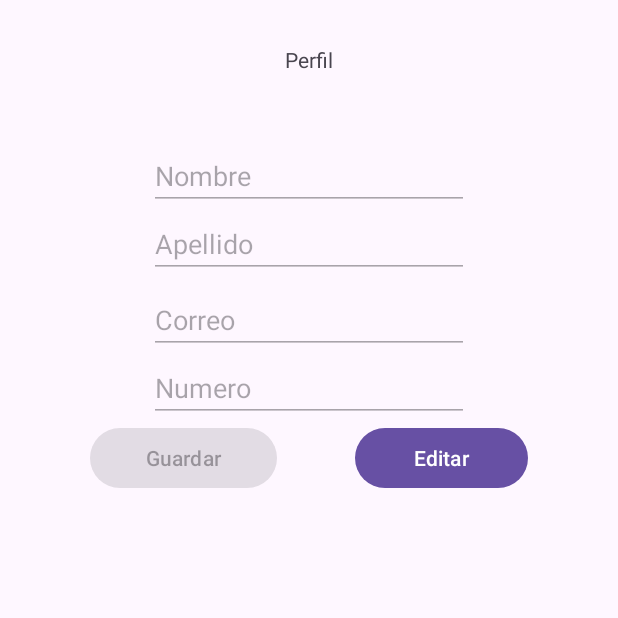
After one commit to DaniAnzola/loguin, an Android app: the ActivityPerfil screen opened directly, with no data from a screen before it, on a phone screen of 412 x 824 dp, the top half of it. The commit adds this screen. Run offline under Robolectric (Android 15) with nearby library versions, the phone set to English and light mode, and no system bars; our stand-ins replace Firebase (no records; nobody signed in at launch, a user with empty details on screens opened directly); 4 statements that could not run were skipped.

Commit message:
Prueba FireBase con editar

```diff
--- a/app/src/main/AndroidManifest.xml
+++ b/app/src/main/AndroidManifest.xml
@@ -12,6 +12,9 @@
         android:supportsRtl="true"
         android:theme="@style/Theme.Loguin"
         tools:targetApi="31">
+        <activity
+            android:name=".ActivityPerfil"
+            android:exported="false" />
         <activity
             android:name=".Recuperar"
             android:exported="false" />
--- /dev/null
+++ b/app/src/main/java/com/example/loguin/ActivityPerfil.java
@@ -0,0 +1,122 @@
+package com.example.loguin;
+
+import androidx.annotation.NonNull;
+import androidx.appcompat.app.AppCompatActivity;
+
+import android.os.Bundle;
+import android.view.View;
+import android.widget.Button;
+import android.widget.EditText;
+import android.widget.ImageView;
+import android.widget.Toast;
+
+import com.google.android.gms.tasks.OnCompleteListener;
+import com.google.android.gms.tasks.Task;
+import com.google.firebase.auth.FirebaseAuth;
+import com.google.firebase.auth.FirebaseUser;
+import com.google.firebase.database.DataSnapshot;
+import com.google.firebase.database.DatabaseError;
+import com.google.firebase.database.DatabaseReference;
+import com.google.firebase.database.FirebaseDatabase;
+import com.google.firebase.database.ValueEventListener;
+
+public class ActivityPerfil extends AppCompatActivity {
+    private DatabaseReference mRef;
+    private FirebaseAuth mAuth;
+    private FirebaseUser fbUser;
+    private EditText etNombreP,etApellidoP,etCorreoP,etNumeroP;
+    private ImageView ivFoto;
+    private String nombreN,apellidoN,telefonoN;
+    private Button btnGuardar,btnInv,btnEditar;
+
+    @Override
+    protected void onCreate(Bundle savedInstanceState) {
+        super.onCreate(savedInstanceState);
+        setContentView(R.layout.activity_perfil);
+        etNombreP=(EditText) findViewById(R.id.etNombreP);
+        etApellidoP=(EditText) findViewById(R.id.etApellidoP);
+        etCorreoP=(EditText) findViewById(R.id.etCorreoP);
+        etNumeroP=(EditText) findViewById(R.id.etNumeroP);
+        btnEditar=(Button) findViewById(R.id.btnEditar);
+        btnGuardar=(Button) findViewById(R.id.btnGuardar);
+        ivFoto=(ImageView) findViewById(R.id.ivFoto);
+
+        mAuth = FirebaseAuth.getInstance();
+        fbUser= mAuth.getCurrentUser();
+        mRef = FirebaseDatabase.getInstance().getReference().child("Usuarios");
+
+
+
+        deshabilitar();
+        cargarDatos();
+
+        btnEditar.setOnClickListener(new View.OnClickListener() {
+            @Override
+            public void onClick(View v) {
+                habilitar();
+
+            }
+        });
+
+        btnGuardar.setOnClickListener(new View.OnClickListener() {
+            @Override
+            public void onClick(View v) {
+
+                deshabilitar();
+                nombreN=etNombreP.getText().toString().trim();
+                apellidoN=etApellidoP.getText().toString().trim();
+                telefonoN=etNumeroP.getText().toString().trim();
+                Usuario newU=new Usuario(nombreN,apellidoN,fbUser.getEmail(),telefonoN);
+                mRef.child(fbUser.getUid()).setValue(newU).addOnCompleteListener(new OnCompleteListener<Void>() {
+                    @Override
+                    public void onComplete(@NonNull Task<Void> task) {
+                        if (task.isSuccessful()){
+                            Toast.makeText(ActivityPerfil.this, "Editado Correctamente", Toast.LENGTH_SHORT).show();
+
+                        }else{
+                            Toast.makeText(ActivityPerfil.this, "Todo ha ido mal", Toast.LENGTH_SHORT).show();
+                        }
+                    }
+                });
+
+
+
+            }
+        });
+        }
+    private void deshabilitar(){
+        etNombreP.setEnabled(false);
+        etApellidoP.setEnabled(false);
+        etCorreoP.setEnabled(false);
+        etNumeroP.setEnabled(false);
+        btnGuardar.setEnabled(false);
+        btnEditar.setEnabled(true);
+    }
+    private void habilitar(){
+        etNombreP.setEnabled(true);
+        etApellidoP.setEnabled(true);
+        etNumeroP.setEnabled(true);
+        btnGuardar.setEnabled(true);
+        btnEditar.setEnabled(false);
+    }
+
+    private void cargarDatos(){
+        String uid=fbUser.getUid();
+        mRef.child(uid).addValueEventListener(new ValueEventListener() {
+            @Override
+            public void onDataChange(@NonNull DataSnapshot snapshot) {
+                Usuario u=snapshot.getValue(Usuario.class);
+                etNombreP.setText(u.getNombre());
+                etApellidoP.setText(u.getApellido());
+                etCorreoP.setText(u.getCorreo());
+                etNumeroP.setText(u.getNumero());
+
+            }
+
+            @Override
+            public void onCancelled(@NonNull DatabaseError error) {
+
+            }
+        });
+    }
+}
--- a/app/src/main/java/com/example/loguin/MainActivity.java
+++ b/app/src/main/java/com/example/loguin/MainActivity.java
@@ -47,7 +47,7 @@ public class MainActivity extends AppCompatActivity {
                     @Override
                     public void onComplete(@NonNull Task<AuthResult> task) {
                         if (task.isSuccessful()){
-                            Intent i=new Intent(MainActivity.this, Home.class);
+                            Intent i=new Intent(MainActivity.this, ActivityPerfil.class);
                             startActivity(i);
                         }else{
                             Toast.makeText(MainActivity.this,"Revisa los campos introducidos",Toast.LENGTH_SHORT).show();
--- /dev/null
+++ b/app/src/main/res/layout/activity_perfil.xml
@@ -0,0 +1,98 @@
+<?xml version="1.0" encoding="utf-8"?>
+<RelativeLayout xmlns:android="http://schemas.android.com/apk/res/android"
+    xmlns:app="http://schemas.android.com/apk/res-auto"
+    xmlns:tools="http://schemas.android.com/tools"
+    android:layout_width="match_parent"
+    android:layout_height="match_parent"
+    tools:context=".ActivityPerfil">
+
+    <TextView
+        android:id="@+id/tvPerfil"
+        android:layout_width="wrap_content"
+        android:layout_centerHorizontal="true"
+        android:layout_marginTop="30dp"
+        android:layout_height="wrap_content"
+        android:text="Perfil" />
+
+    <EditText
+        android:id="@+id/etNombreP"
+        android:layout_width="wrap_content"
+        android:layout_centerHorizontal="true"
+        android:layout_below="@+id/ivFoto"
+        android:layout_marginTop="25dp"
+        android:layout_height="wrap_content"
+        android:ems="10"
+        android:inputType="text"
+        android:hint="Nombre" />
+
+    <ImageView
+        android:id="@+id/ivFoto"
+        android:layout_width="wrap_content"
+        android:layout_below="@+id/tvPerfil"
+        android:layout_centerHorizontal="true"
+        android:layout_marginTop="20dp"
+        android:layout_height="wrap_content"
+      />
+
+    <EditText
+        android:id="@+id/etApellidoP"
+        android:layout_centerHorizontal="true"
+        android:layout_below="@+id/etNombreP"
+        android:layout_width="wrap_content"
+        android:layout_height="wrap_content"
+        android:ems="10"
+        android:inputType="text"
+        android:hint="Apellido" />
+
+    <EditText
+        android:id="@+id/etCorreoP"
+        android:layout_width="wrap_content"
+        android:layout_centerHorizontal="true"
+        android:layout_marginTop="5dp"
+        android:layout_below="@+id/etApellidoP"
+        android:layout_height="wrap_content"
+        android:ems="10"
+        android:inputType="text"
+        android:hint="Correo" />
+
+    <EditText
+        android:id="@+id/etNumeroP"
+        android:layout_width="wrap_content"
+        android:layout_below="@+id/etCorreoP"
+        android:layout_centerHorizontal="true"
+        android:layout_height="wrap_content"
+        android:ems="10"
+        android:inputType="text"
+        android:hint="Numero" />
+
+    <LinearLayout
+        android:layout_width="match_parent"
+        android:layout_marginLeft="60dp"
+        android:layout_below="@+id/etNumeroP"
+        android:layout_height="match_parent"
+        android:layout_marginRight="60dp"
+        android:orientation="horizontal">
+
+        <Button
+            android:id="@+id/btnGuardar"
+            android:layout_width="wrap_content"
+            android:layout_height="wrap_content"
+            android:layout_weight="1"
+            android:text="Guardar" />
+
+        <Button
+            android:id="@+id/btnInv"
+            android:layout_width="25dp"
+            android:layout_height="wrap_content"
+            android:visibility="invisible"
+            android:layout_weight="1"
+            android:text="Button" />
+
+        <Button
+            android:id="@+id/btnEditar"
+            android:layout_width="wrap_content"
+            android:layout_height="wrap_content"
+            android:layout_weight="1"
+            android:text="Editar" />
+    </LinearLayout>
+</RelativeLayout>
```
Also changed, not shown: app/src/main/java/com/example/loguin/MainActivity2.java (+7 -3 lines), app/src/main/java/com/example/loguin/Usuario.java (+26 -2 lines), app/src/main/res/layout/activity_main2.xml (+21 -1 lines).
